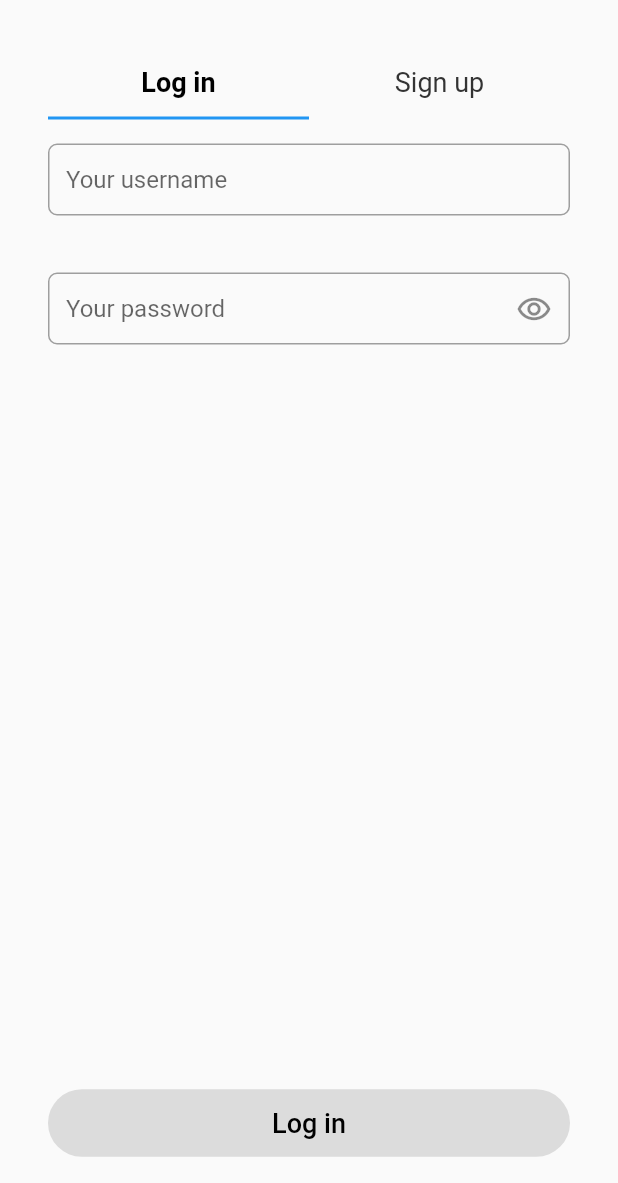
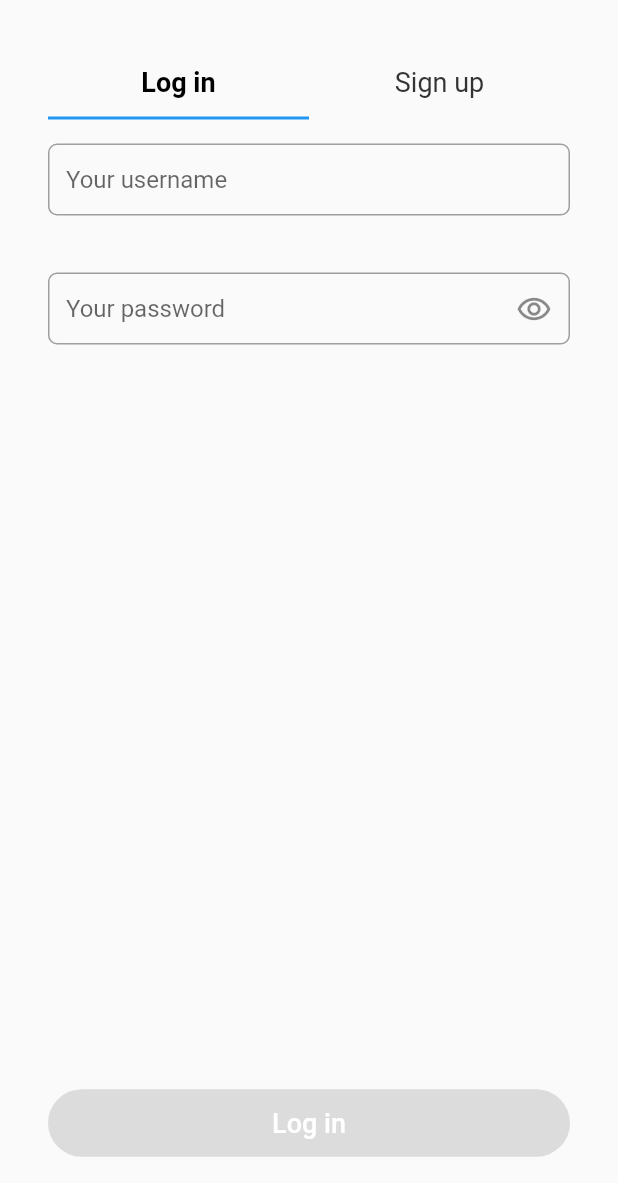
Before and after one commit to hhoa/flutter_news, a Flutter app: the screen it shows after launch, on a phone screen of 412 x 824 dp, the part 53-1236 px from its top. Run offline on Flutter 3.47's test engine with Material 2 defaults, Android fonts, the phone set to English and light mode, and no system bars; our stand-ins replace cached_network_image, get, get_storage, rxdart, shimmer, timeago and 1 more.

```diff
--- a/lib/common/widgets/common_button.dart
+++ b/lib/common/widgets/common_button.dart
@@ -35,7 +35,7 @@ class CommonButton extends StatelessWidget {
       style: ElevatedButton.styleFrom(
         primary: backgroundColor,
         textStyle: AssetFonts.medium(
-            color: textColor ?? Colors.black, fontSize: textSize),
+            color: textColor ?? Colors.white, fontSize: textSize),
         shadowColor: Colors.black,
         elevation: haveShadow ? 4 : 0,
         shape:
@@ -61,7 +61,7 @@ class CommonButton extends StatelessWidget {
         maxLines: 1,
         overflow: TextOverflow.ellipsis,
         style: AssetFonts.medium(
-            color: textColor ?? Colors.black, fontSize: textSize),
+            color: textColor ?? Colors.white, fontSize: textSize),
       ),
     );
   }
```
Also changed, not shown: 5 other files.
